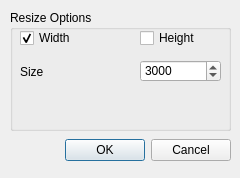
First picture: the form in Resources/ResizeOption.ui, repository C4NU/Paddie, before the edit.
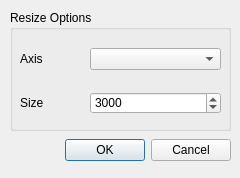
Second picture: the form after the edit.

Commit message: * Watermark TBD로 버튼 텍스트만 바꿔둠 * 메인 윈도우 옵션 체크 여부 저장 기능 구현 * resize 디자인 변경, 장축 기준 추가, 데이터 저장 가능하도록 구현했는데 Window 이벤트랑 꼬이는 문제 있어 일부 저장이 되지 않음

What changed in the file:
```diff
--- a/Resources/ResizeOption.ui
+++ b/Resources/ResizeOption.ui
@@ -44,42 +44,42 @@
    <property name="title">
     <string>Resize Options</string>
    </property>
-   <widget class="QCheckBox" name="width_option_box">
+   <widget class="QLabel" name="axis_option_label">
     <property name="geometry">
      <rect>
       <x>10</x>
-      <y>20</y>
-      <width>81</width>
-      <height>16</height>
+      <y>38</y>
+      <width>56</width>
+      <height>22</height>
      </rect>
     </property>
     <property name="text">
+     <string>Axis</string>
+    </property>
+   </widget>
+   <widget class="QComboBox" name="axis_option_box">
+    <property name="geometry">
+     <rect>
+      <x>80</x>
+      <y>38</y>
+      <width>131</width>
+      <height>22</height>
+     </rect>
+    </property>
+    <stringlist>
      <string>Width</string>
-    </property>
-    <property name="checked">
-     <bool>true</bool>
-    </property>
-   </widget>
-   <widget class="QCheckBox" name="height_option_box">
-    <property name="geometry">
-     <rect>
-      <x>130</x>
-      <y>20</y>
-      <width>81</width>
-      <height>16</height>
-     </rect>
-    </property>
-    <property name="text">
      <string>Height</string>
-    </property>
+     <string>Longest</string>
+     <string>Shortest</string>
+    </stringlist>
    </widget>
    <widget class="QLabel" name="resize_value_label">
     <property name="geometry">
      <rect>
       <x>10</x>
-      <y>52</y>
+      <y>82</y>
       <width>56</width>
-      <height>20</height>
+      <height>22</height>
      </rect>
     </property>
     <property name="text">
@@ -89,9 +89,9 @@
    <widget class="QSpinBox" name="resize_value_box">
     <property name="geometry">
      <rect>
-      <x>130</x>
-      <y>50</y>
-      <width>81</width>
+      <x>80</x>
+      <y>82</y>
+      <width>131</width>
       <height>22</height>
      </rect>
     </property>
```
The commit also changes 6 other files.
